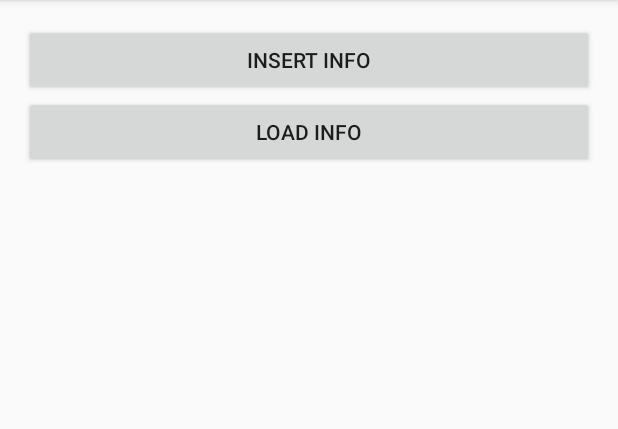
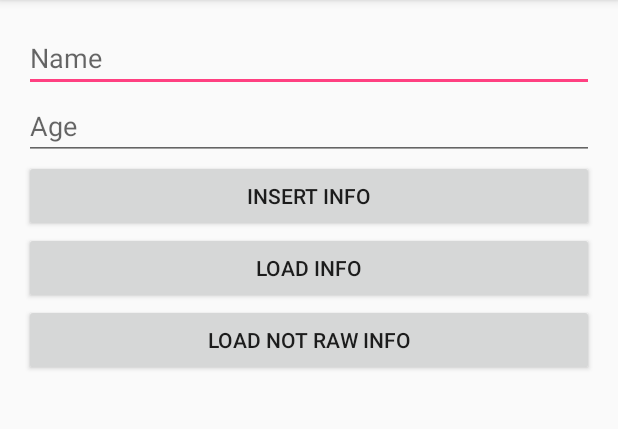
Before and after one commit to karlesbelanger/w4d1-sqlite, an Android app: the screen it shows after launch (MainActivity), after a tap on "INSERT INFO", on a phone screen of 412 x 824 dp, the part 84-513 px from its top. Run offline under Robolectric (Android 15) with nearby library versions, the phone set to English and light mode, and no system bars.

Commit message:
non-raw query done

```diff
--- a/app/src/main/java/ca/kgb/sqllitetest/MainActivity.java
+++ b/app/src/main/java/ca/kgb/sqllitetest/MainActivity.java
@@ -7,15 +7,21 @@ import android.support.v7.app.AppCompatActivity;
 import android.os.Bundle;
 import android.util.Log;
 import android.view.View;
+import android.widget.EditText;
 
 public class MainActivity extends AppCompatActivity {
 
     private static final String TAG = MainActivity.class.getSimpleName();
 
+    private EditText mEditTextAge;
+    private EditText mEditTextName;
+
     @Override
     protected void onCreate(Bundle savedInstanceState) {
         super.onCreate(savedInstanceState);
         setContentView(R.layout.activity_main);
+        mEditTextAge = (EditText) findViewById(R.id.editTextAge);
+        mEditTextName = (EditText) findViewById(R.id.editTextName);
     }
 
     public void loadMagic(View view) {
@@ -23,6 +29,45 @@ public class MainActivity extends AppCompatActivity {
         SQLiteDatabase sqLiteDatabase = studentsHelper.getReadableDatabase();
 
         Cursor cursor = sqLiteDatabase.rawQuery("SELECT * FROM " + StudentsHelper.TABLE_NAME, null);
+        cursor.moveToFirst();
+        do {
+            int id = cursor.getInt(cursor.getColumnIndex(StudentsHelper.COLUMN_ID));
+            String name = cursor.getString(cursor.getColumnIndex(StudentsHelper.COLUMN_NAME));
+            String age = cursor.getString(cursor.getColumnIndex(StudentsHelper.COLUMN_AGE));
+
+            Log.d(TAG, "loadMagic: " + id + " " + name + " " + age);
+
+        } while (cursor.moveToNext());
+        cursor.close();
+    }
+
+    public void insertMagic(View view) {
+        StudentsHelper studentsHelper = new StudentsHelper(this);
+        SQLiteDatabase sqLiteDatabase = studentsHelper.getWritableDatabase();
+
+        ContentValues values = new ContentValues();
+        if (mEditTextAge.getText().toString() != null) {
+            values.put(StudentsHelper.COLUMN_AGE, mEditTextAge.getText().toString());
+        } else
+            values.put(StudentsHelper.COLUMN_AGE, 29);
+        if (mEditTextName.getText().toString() != null) {
+            values.put(StudentsHelper.COLUMN_NAME, mEditTextName.getText().toString());
+        } else
+            values.put(StudentsHelper.COLUMN_NAME, "Karles");
+
+        sqLiteDatabase.insertOrThrow(StudentsHelper.TABLE_NAME, null, values);
+        sqLiteDatabase.close();
+    }
+
+    public void loadNRMagic(View view) {
+        StudentsHelper studentsHelper = new StudentsHelper(this);
+        SQLiteDatabase sqLiteDatabase = studentsHelper.getReadableDatabase();
+
+        Cursor cursor = sqLiteDatabase.query(StudentsHelper.TABLE_NAME, new String[]
+                {StudentsHelper.COLUMN_ID, StudentsHelper.COLUMN_NAME, StudentsHelper.COLUMN_AGE},
+                null, null, null, null, null);
+
+        //Cursor cursor = sqLiteDatabase.rawQuery("SELECT * FROM " + StudentsHelper.TABLE_NAME, null);
         cursor.moveToFirst();
         do{
             int id = cursor.getInt(cursor.getColumnIndex(StudentsHelper.COLUMN_ID));
@@ -34,16 +79,4 @@ public class MainActivity extends AppCompatActivity {
         }while(cursor.moveToNext());
         cursor.close();
     }
-
-    public void insertMagic(View view) {
-        StudentsHelper studentsHelper = new StudentsHelper(this);
-        SQLiteDatabase sqLiteDatabase = studentsHelper.getWritableDatabase();
-
-        ContentValues values = new ContentValues();
-        values.put(StudentsHelper.COLUMN_NAME, "Karles");
-        values.put(StudentsHelper.COLUMN_AGE, 29);
-
-        sqLiteDatabase.insertOrThrow(StudentsHelper.TABLE_NAME, null, values);
-        sqLiteDatabase.close();
-    }
 }
--- a/app/src/main/res/layout/activity_main.xml
+++ b/app/src/main/res/layout/activity_main.xml
@@ -10,6 +10,16 @@
     android:orientation="vertical"
     tools:context="ca.kgb.sqllitetest.MainActivity">
 
+    <EditText
+        android:id="@+id/editTextName"
+        android:hint="Name"
+        android:layout_width="match_parent"
+        android:layout_height="wrap_content" />
+    <EditText
+        android:id="@+id/editTextAge"
+        android:hint="Age"
+        android:layout_width="match_parent"
+        android:layout_height="wrap_content" />
     <Button
         android:id="@+id/btnInsert"
         android:onClick="insertMagic"
@@ -22,4 +32,10 @@
         android:text="Load Info"
         android:layout_width="match_parent"
         android:layout_height="wrap_content" />
+    <Button
+        android:id="@+id/btnLoadNotRaw"
+        android:onClick="loadNRMagic"
+        android:text="Load Not Raw Info"
+        android:layout_width="match_parent"
+        android:layout_height="wrap_content" />
 </LinearLayout>
```
